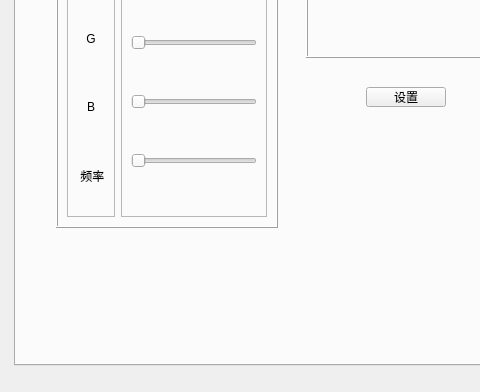
Old version of the form HelloFinger/mainwindow.ui in the repository Magiclxw/HelloFinger; both pictures show x 0 to 480 and y 175 to 567 of the 700 by 567 pixel window.
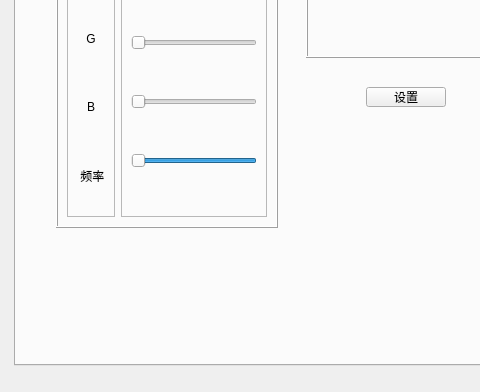
New version of the form. Icons and pictures are not drawn.

```diff
--- a/HelloFinger/mainwindow.ui
+++ b/HelloFinger/mainwindow.ui
@@ -810,12 +810,18 @@
           </item>
           <item>
            <widget class="QSlider" name="interval_Slider">
+            <property name="layoutDirection">
+             <enum>Qt::RightToLeft</enum>
+            </property>
             <property name="minimum">
              <number>10</number>
             </property>
             <property name="maximum">
              <number>255</number>
             </property>
+            <property name="value">
+             <number>255</number>
+            </property>
             <property name="orientation">
              <enum>Qt::Horizontal</enum>
             </property>
```
Left out of the diff: 27 changed lines with no effect on the pictures.
